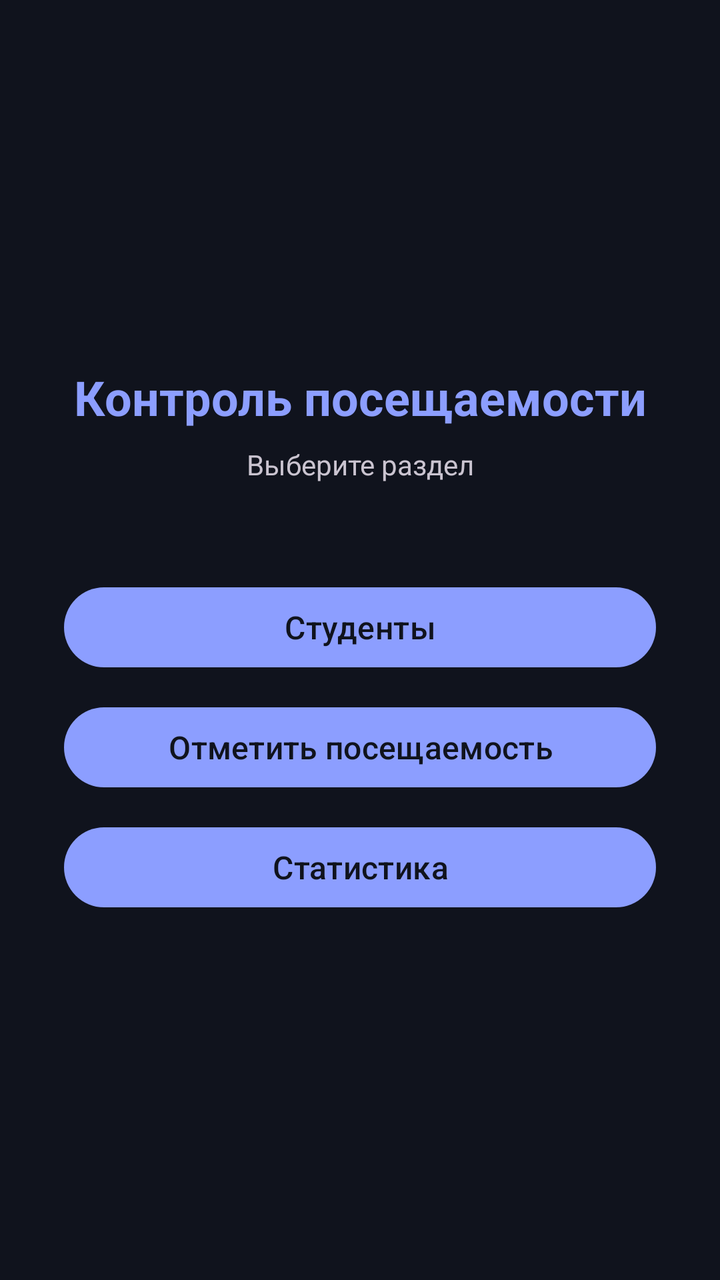
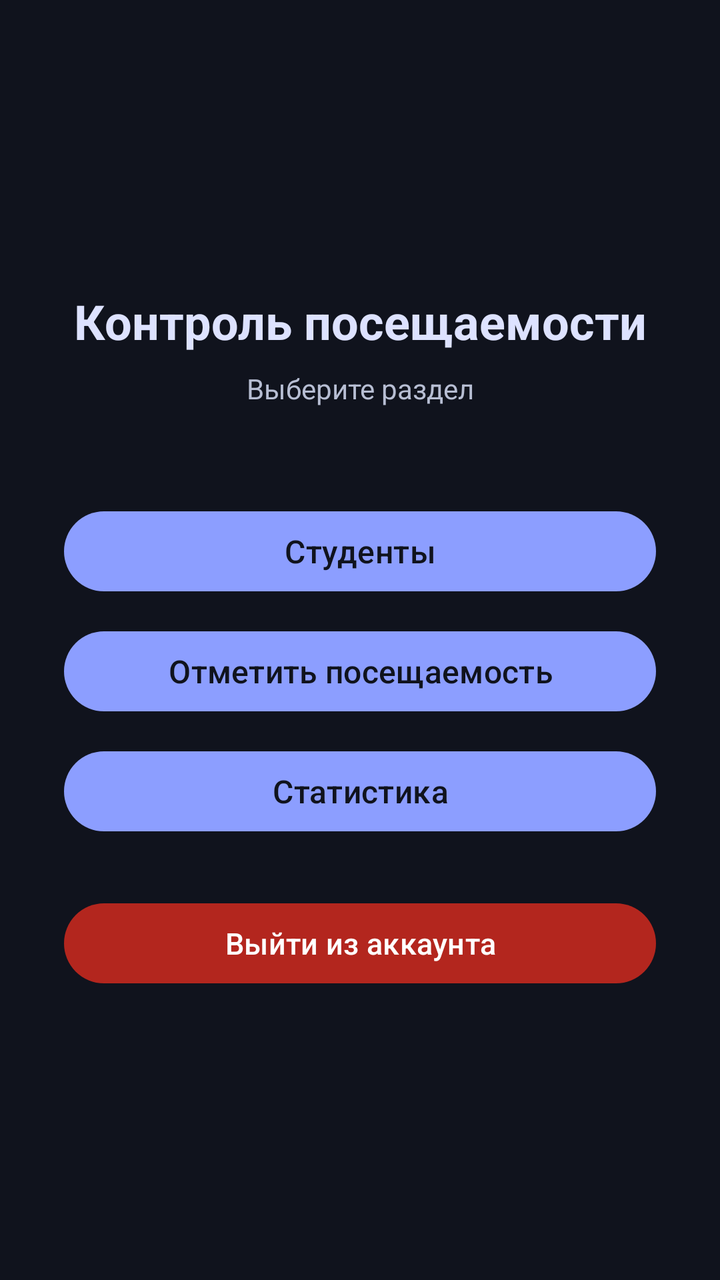

Before-and-after screenshots of an Android layout around one commit, followed by the original layout XML and the change that was made.
<!-- AndroidManifest.xml: application theme Theme.AttendanceControl -->
<!-- res/layout/activity_main.xml -->
<?xml version="1.0" encoding="utf-8"?>
<LinearLayout xmlns:android="http://schemas.android.com/apk/res/android"
    android:id="@+id/mainRoot"
    android:layout_width="match_parent"
    android:layout_height="match_parent"
    android:orientation="vertical"
    android:gravity="center"
    android:padding="32dp"
    android:background="?android:attr/colorBackground">

    <TextView
        android:layout_width="wrap_content"
        android:layout_height="wrap_content"
        android:text="Контроль посещаемости"
        android:textSize="24sp"
        android:textStyle="bold"
        android:textColor="?attr/colorPrimary"
        android:gravity="center"
        android:layout_marginBottom="8dp" />

    <TextView
        android:layout_width="wrap_content"
        android:layout_height="wrap_content"
        android:text="Выберите раздел"
        android:textSize="14sp"
        android:textColor="?android:attr/textColorSecondary"
        android:gravity="center"
        android:layout_marginBottom="48dp" />

    <Button
        android:id="@+id/btnStudents"
        style="@style/Widget.App.Button.Primary"
        android:layout_width="match_parent"
        android:layout_height="wrap_content"
        android:text="Студенты"
        android:textSize="16sp"
        android:layout_marginBottom="12dp" />

    <Button
        android:id="@+id/btnAttendance"
        style="@style/Widget.App.Button.Primary"
        android:layout_width="match_parent"
        android:layout_height="wrap_content"
        android:text="Отметить посещаемость"
        android:textSize="16sp"
        android:layout_marginBottom="12dp" />

    <Button
        android:id="@+id/btnStatistics"
        style="@style/Widget.App.Button.Primary"
        android:layout_width="match_parent"
        android:layout_height="wrap_content"
        android:text="Статистика"
        android:textSize="16sp" />

</LinearLayout>
<!-- resources referenced by this layout -->
<resources>
  <style name="Widget.App.Button.Primary" parent="Widget.Material3.Button">
          <item name="backgroundTint">@color/indigo_500</item>
          <item name="android:textColor">@color/on_primary</item>
      </style>
  <style name="Theme.AttendanceControl" parent="Base.Theme.AttendanceControl" />
  <color name="indigo_500">#8C9EFF</color>
  <color name="on_primary">#10131D</color>
  <style name="Base.Theme.AttendanceControl" parent="Theme.Material3.Dark.NoActionBar">
          <item name="colorPrimary">@color/indigo_500</item>
          <item name="colorPrimaryDark">@color/background</item>
          <item name="colorPrimaryContainer">@color/indigo_100</item>
          <item name="colorOnPrimary">@color/on_primary</item>
          <item name="colorOnPrimaryContainer">@color/indigo_900</item>
  
          <item name="colorSecondary">@color/amber_600</item>
          <item name="colorSecondaryContainer">@color/amber_200</item>
          <item name="colorOnSecondary">@color/background</item>
  
          <item name="android:colorBackground">@color/background</item>
          <item name="colorSurface">@color/surface</item>
          <item name="colorSurfaceVariant">@color/surface_variant</item>
          <item name="colorOnBackground">@color/on_background</item>
          <item name="colorOnSurface">@color/on_surface</item>
  
          <item name="android:statusBarColor">@color/background</item>
          <item name="android:navigationBarColor">@color/background</item>
          <item name="android:windowLightStatusBar">false</item>
          <item name="android:windowLightNavigationBar">false</item>
          <item name="colorError">@color/error</item>
      </style>
  <color name="background">#10131D</color>
  <color name="indigo_100">#39436B</color>
  <color name="indigo_900">#DDE2FF</color>
  <color name="amber_600">#FFCA28</color>
  <color name="amber_200">#6D5720</color>
  <color name="surface">#1B2030</color>
  <color name="surface_variant">#2B3248</color>
  <color name="on_background">#F1F2FA</color>
  <color name="on_surface">#F1F2FA</color>
  <color name="error">#FF8A80</color>
</resources>

<!-- the commit's change to res/layout/activity_main.xml (unified diff, before → after) -->
@@ -6,7 +6,7 @@
     android:orientation="vertical"
     android:gravity="center"
     android:padding="32dp"
-    android:background="?android:attr/colorBackground">
+    android:background="@color/background">
 
     <TextView
         android:layout_width="wrap_content"
@@ -14,7 +14,7 @@
         android:text="Контроль посещаемости"
         android:textSize="24sp"
         android:textStyle="bold"
-        android:textColor="?attr/colorPrimary"
+        android:textColor="@color/indigo_900"
         android:gravity="center"
         android:layout_marginBottom="8dp" />
 
@@ -23,7 +23,7 @@
         android:layout_height="wrap_content"
         android:text="Выберите раздел"
         android:textSize="14sp"
-        android:textColor="?android:attr/textColorSecondary"
+        android:textColor="@color/text_secondary"
         android:gravity="center"
         android:layout_marginBottom="48dp" />
 
@@ -51,6 +51,16 @@
         android:layout_width="match_parent"
         android:layout_height="wrap_content"
         android:text="Статистика"
-        android:textSize="16sp" />
+        android:textSize="16sp"
+        android:layout_marginBottom="28dp" />
+
+    <Button
+        android:id="@+id/btnLogout"
+        style="@style/Widget.App.Button.Delete"
+        android:layout_width="match_parent"
+        android:layout_height="wrap_content"
+        android:text="Выйти из аккаунта"
+        android:textAllCaps="false"
+        android:textSize="15sp" />
 
 </LinearLayout>
<!-- resource entries referenced after the edit -->
@@ -5,6 +5,8 @@
           <item name="android:textColor">@color/on_primary</item>
       </style>
   <style name="Theme.AttendanceControl" parent="Base.Theme.AttendanceControl" />
+  <color name="delete_button">#B3261E</color>
+  <color name="delete_button_text">#FFFFFF</color>
   <color name="indigo_500">#8C9EFF</color>
   <color name="on_primary">#10131D</color>
   <style name="Base.Theme.AttendanceControl" parent="Theme.Material3.Dark.NoActionBar">
@@ -33,6 +35,11 @@
   <color name="background">#10131D</color>
   <color name="indigo_100">#39436B</color>
   <color name="indigo_900">#DDE2FF</color>
+  <color name="text_secondary">#B7BED3</color>
+  <style name="Widget.App.Button.Delete" parent="Widget.Material3.Button">
+          <item name="backgroundTint">@color/delete_button</item>
+          <item name="android:textColor">@color/delete_button_text</item>
+      </style>
   <color name="amber_600">#FFCA28</color>
   <color name="amber_200">#6D5720</color>
   <color name="surface">#1B2030</color>
